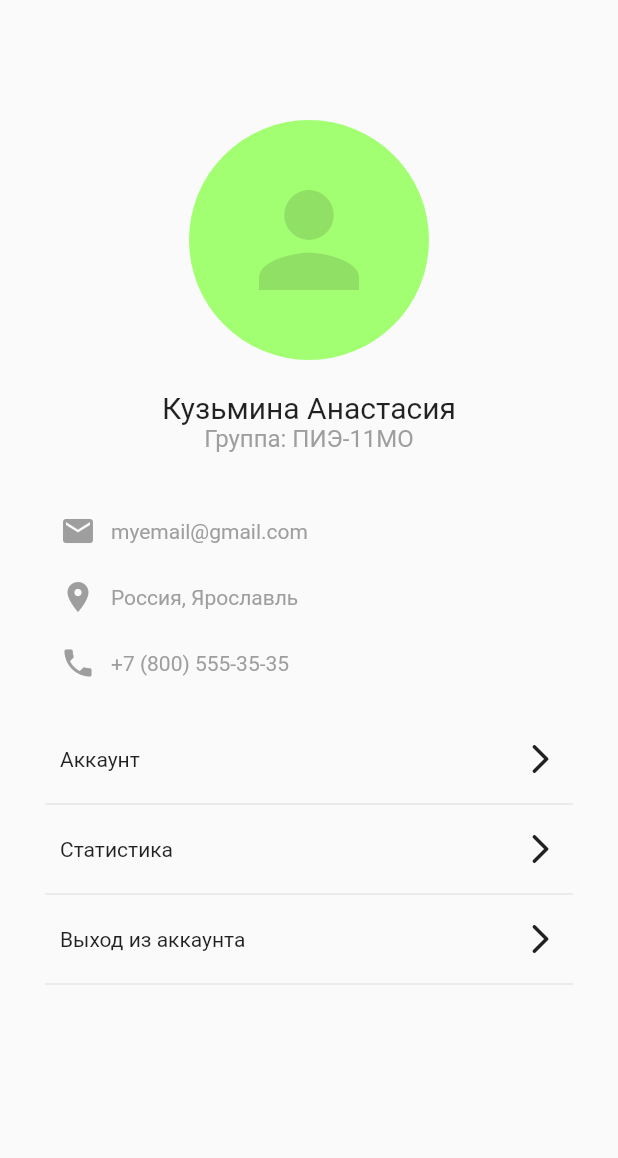
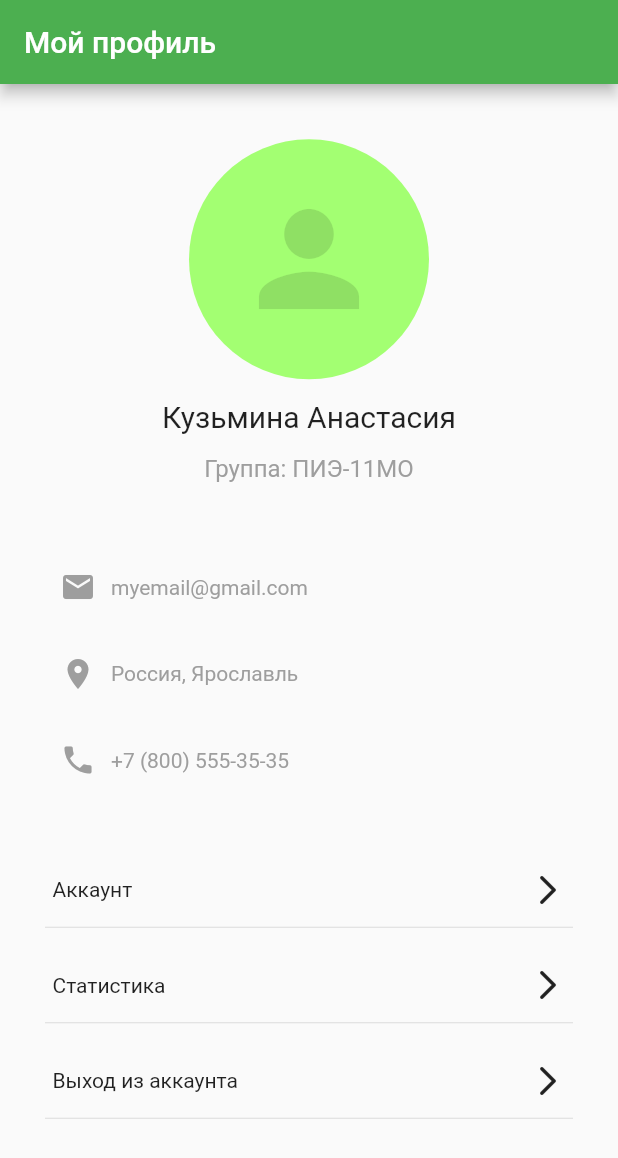
Before and after one commit to eternalfever/flutter_project, a Flutter app: the ProfilePage screen opened directly, on a phone screen of 412 x 824 dp. Shown: the top 1158 px of the screen. Run offline on Flutter 3.47's test engine with Material 2 defaults, Android fonts, the phone set to English and light mode, and no system bars; network calls fail.

```diff
--- a/lib/models/users_model.dart
+++ b/lib/models/users_model.dart
@@ -5,6 +5,7 @@ class Users {
     required this.firstName,
     required this.lastName,
     required this.avatar,
+    this.liked = false,
   });
 
   int id;
@@ -12,6 +13,7 @@ class Users {
   String firstName;
   String lastName;
   String avatar;
+  bool liked;
 
   factory Users.fromJson(Map<String, dynamic> json) => Users(
     id: json["id"],
--- a/lib/models/users_provider.dart
+++ b/lib/models/users_provider.dart
@@ -4,6 +4,8 @@ import 'package:flutter_project/models/users_model.dart';
 class UsersProvider extends ChangeNotifier {
   List<Users> users = [];
 
+  List<Users> favorites = [];
+
   void updateProvider() {
     notifyListeners();
   }
--- a/lib/pages/profile.dart
+++ b/lib/pages/profile.dart
@@ -13,13 +13,17 @@ class _ProfilePageState extends State<ProfilePage> {
   @override
   Widget build(BuildContext context) {
     return Scaffold(
+      appBar: AppBar(
+        backgroundColor: Colors.green,
+        title: Text('Мой профиль'),
+      ),
       body: Center(
         child: Container(
           padding: EdgeInsets.all(30),
           child: Column(
+            mainAxisAlignment: MainAxisAlignment.spaceAround,
             children: [
-              SizedBox(height: 50),
-              CircleAvatar(
+              const CircleAvatar(
                 backgroundColor: Color(0xFFA3FF72),
                 child: Icon(
                   Icons.person,
@@ -28,13 +32,10 @@ class _ProfilePageState extends State<ProfilePage> {
                 ),
                 minRadius: 80,
               ),
+              const Text('Кузьмина Анастасия', style: TextStyle(fontSize: 20)),
+              const Text('Группа: ПИЭ-11МО',
+                  style: TextStyle(fontSize: 16, color: Colors.grey)),
               SizedBox(height: 20),
-              Text('Кузьмина Анастасия', style: TextStyle(fontSize: 20)),
-              Text(
-                'Группа: ПИЭ-11МО',
-                style: TextStyle(fontSize: 16, color: Colors.grey),
-              ),
-              SizedBox(height: 30),
               info('myemail@gmail.com', Icons.email),
               info('Россия, Ярославль', Icons.location_on),
               info('+7 (800) 555-35-35', Icons.phone),
@@ -43,18 +44,19 @@ class _ProfilePageState extends State<ProfilePage> {
                 Column(
                   children: [
                     Container(
-                      padding: EdgeInsets.all(10),
+                      padding: EdgeInsets.all(5),
                       child: Row(
                         mainAxisAlignment: MainAxisAlignment.spaceBetween,
                         children: [
                           Text(settings[i]),
-                          Icon(Icons.arrow_forward_ios_rounded,),
+                          Icon(Icons.arrow_forward_ios_rounded),
                         ],
                       ),
                     ),
                     Divider()
                   ],
-                )
+                ),
+              SizedBox(height: 20),
             ],
           ),
         ),
```
Also changed, not shown: lib/components/user_card.dart (added, +18 -0 lines), lib/pages/favorites.dart (+79 -1 lines), lib/pages/navigation.dart (+8 -28 lines), lib/pages/users.dart (+32 -19 lines).
